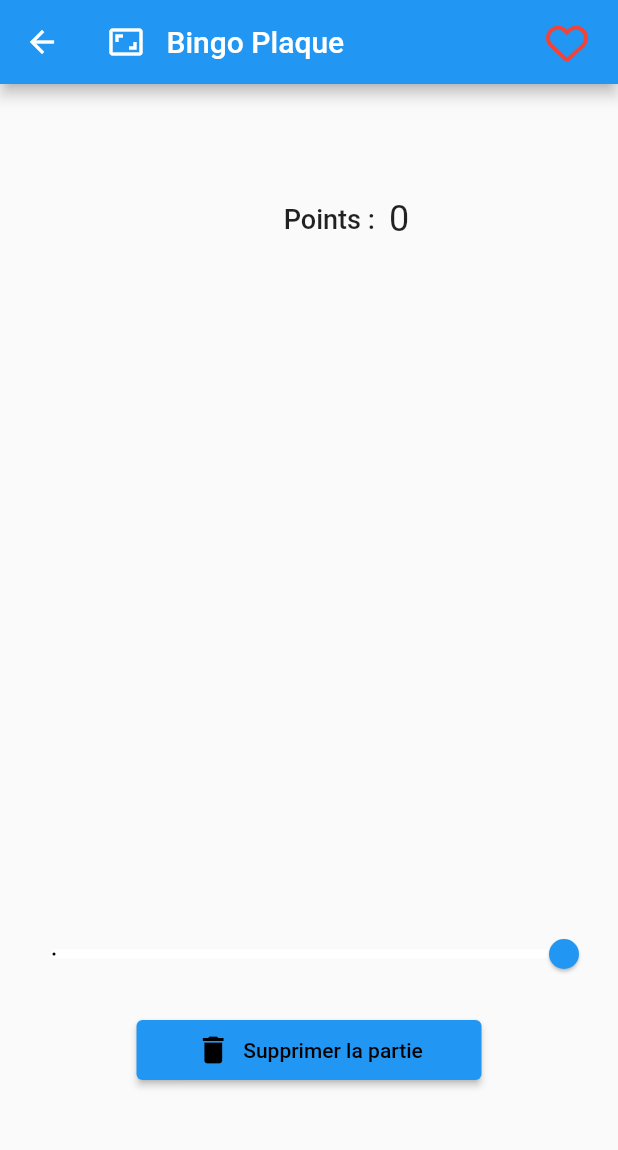
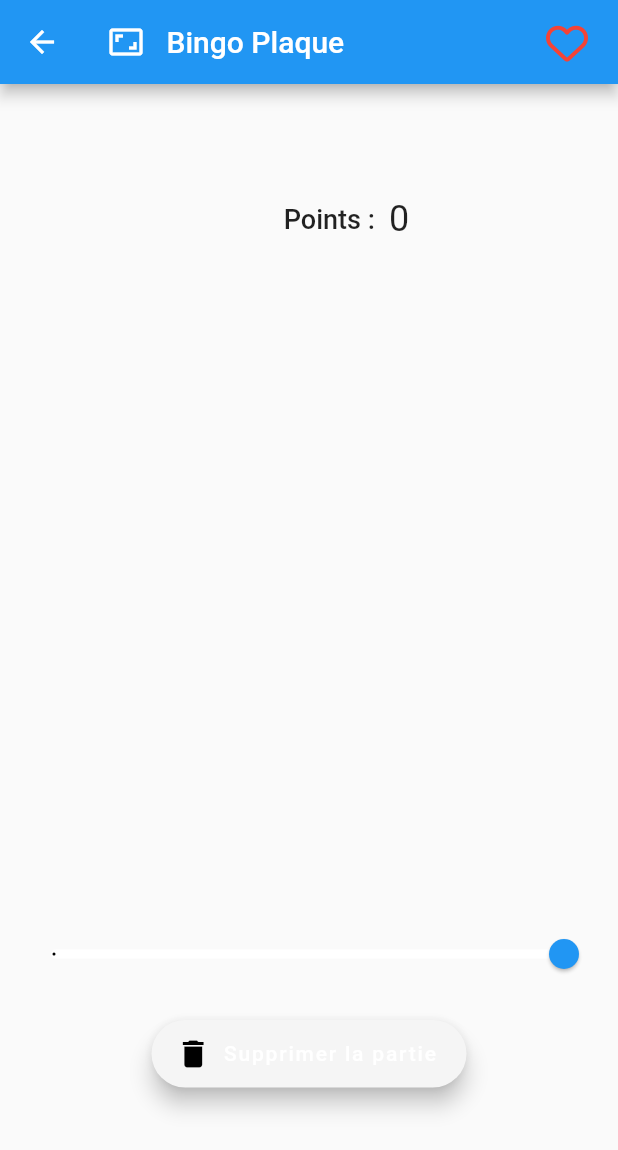
Before and after one commit to Extauren/Plaktago, a Flutter app: the GameStats screen opened directly with empty values, on a phone screen of 412 x 824 dp. Shown: the top 1150 px of the screen. Run offline on Flutter 3.47's test engine with Material 2 defaults, Android fonts, the light colour scheme and no system bars; our stand-ins replace animated_toggle_switch, another_flushbar, awesome_dialog, confetti, data_table_2, expansion_tile_card and 7 more; accounts and stored records are empty; generated files the repository leaves out were written again; statements that could not run were skipped.

Commit message:
Fix card color and sage game UI button

```diff
--- a/lib/statistic/game_list/game_stats.dart
+++ b/lib/statistic/game_list/game_stats.dart
@@ -80,7 +80,7 @@ class _GameStats extends State<GameStats> {
         if (widget.game.bingoCards.elementAt(index).nbLineComplete > 0) {
           return Color.fromRGBO(153, 219, 129, 1);
         }
-        return Theme.of(context).colorScheme.secondary;
+        return Theme.of(context).colorScheme.primary;
       }
     }
     return Theme.of(context).cardColor;
@@ -259,23 +259,19 @@ class _GameStats extends State<GameStats> {
               )),
           Align(
               child: Container(
-                  width: 230,
-                  height: 40,
+                  height: 45,
+                  width: 210,
                   margin: EdgeInsets.only(top: 20, bottom: 10),
-                  child: ElevatedButton(
-                    onPressed: () => {},
-                    child: TextButton.icon(
-                      onPressed: deleteGame,
-                      icon: Icon(
-                        Icons.delete,
-                        color: Colors.black,
-                      ),
-                      label: Text(
-                        'Supprimer la partie',
-                        style: TextStyle(color: Colors.black),
-                      ),
+                  child: FloatingActionButton.extended(
+                    onPressed: deleteGame,
+                    backgroundColor: Colors.grey[100],
+                    splashColor: Theme.of(context).colorScheme.primary,
+                    icon: Icon(
+                      Icons.delete,
+                      color: Colors.black,
                     ),
-                  )))
+                    label: Text("Supprimer la partie"),
+                  ))),
         ]));
   }
 }
```
